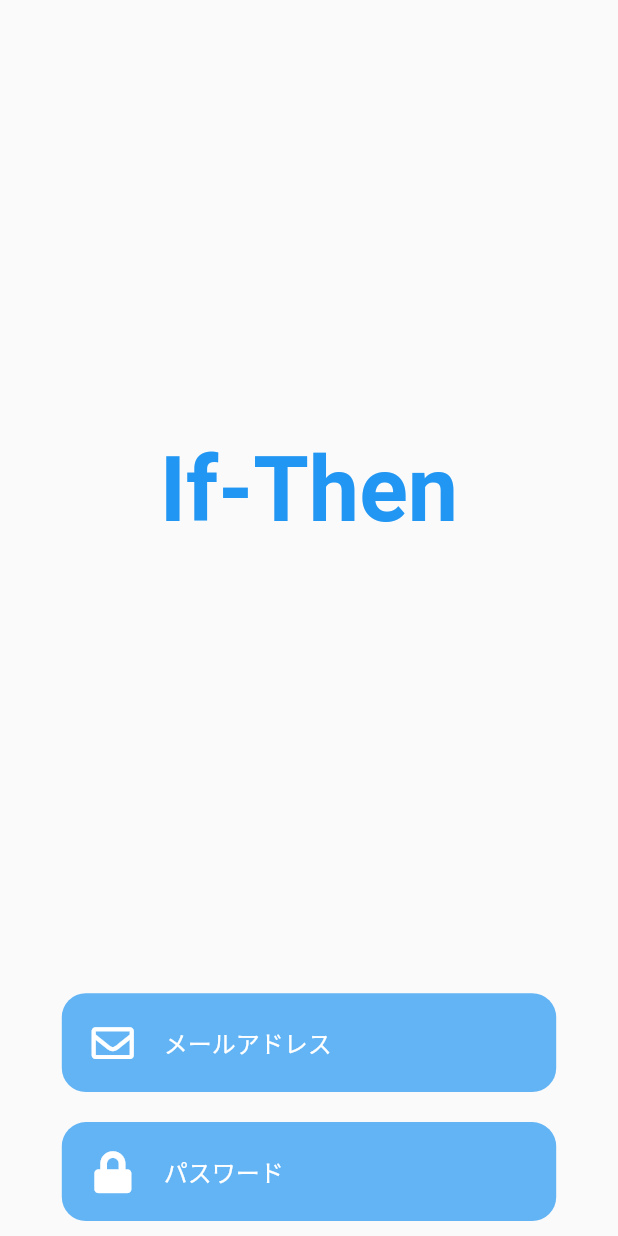
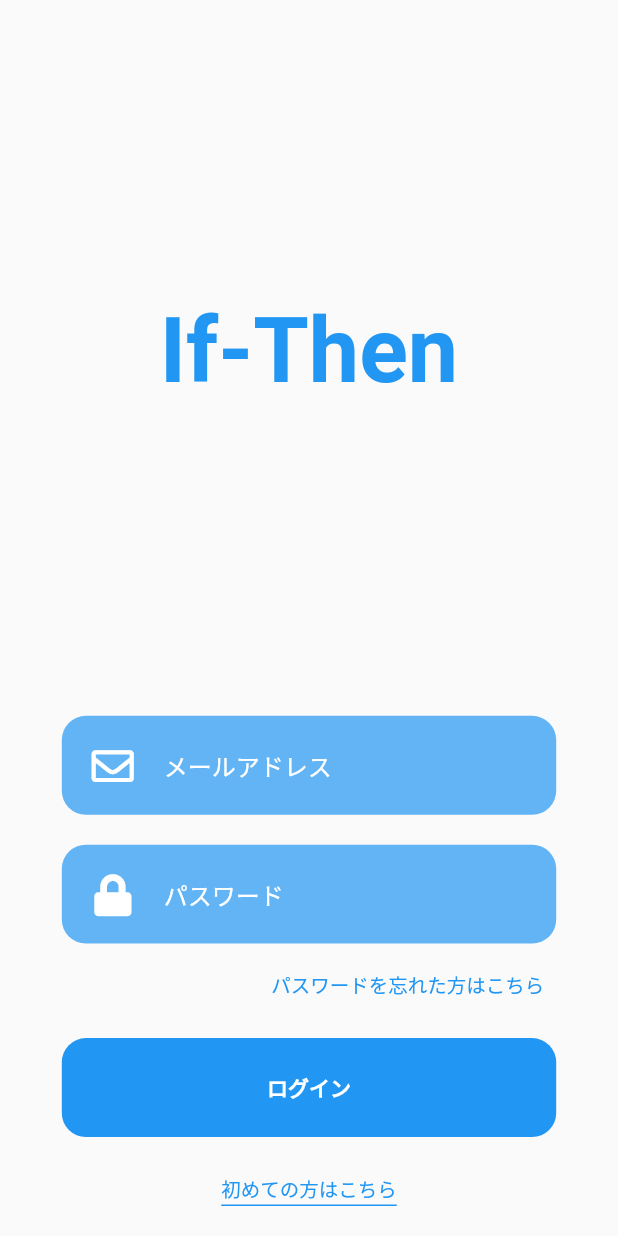
Before and after one commit to shimizu-saffle/if_then_app, a Flutter app: the screen it shows after launch, on a phone screen of 412 x 824 dp. Run offline on Flutter 3.47's test engine with Material 2 defaults, Android fonts, the phone set to English and light mode, and no system bars; our stand-ins replace cloud_firestore, firebase_auth, firebase_core, flutter_riverpod, font_awesome_flutter; accounts and stored records are empty.

Commit message:
widgetフォルダを作成してディレクトリを整理

```diff
--- /dev/null
+++ b/lib/controllers/pallete.dart
@@ -0,0 +1,8 @@
+import 'package:flutter/cupertino.dart';
+import 'package:flutter/material.dart';
+
+const TextStyle kBodyText =
+    TextStyle(fontSize: 13, color: Colors.blue, height: 1.5);
+
+const Color kWhite = Colors.white;
+const Color kBlue = Colors.blue;
--- a/lib/views/entrance_page.dart
+++ b/lib/views/entrance_page.dart
@@ -1,7 +1,9 @@
-import 'dart:ffi';
-
 import 'package:flutter/material.dart';
 import 'package:font_awesome_flutter/font_awesome_flutter.dart';
+import 'package:if_then_app/controllers/pallete.dart';
+import 'package:if_then_app/widgets/password-input.dart';
+import 'package:if_then_app/widgets/rounded-button.dart';
+import 'package:if_then_app/widgets/text-input.dart';
 
 class EntrancePage extends StatelessWidget {
   @override
@@ -20,6 +22,9 @@ class EntrancePage extends StatelessWidget {
               ),
             ),
           ),
+          Column(
+            crossAxisAlignment: CrossAxisAlignment.end,
+            children: [
               TextInputField(
                 icon: FontAwesomeIcons.envelope,
                 hint: 'メールアドレス',
@@ -30,117 +35,35 @@ class EntrancePage extends StatelessWidget {
                 icon: FontAwesomeIcons.lock,
                 hint: 'パスワード',
                 inputType: TextInputType.emailAddress,
-            inputAction: TextInputAction.next,
+                inputAction: TextInputAction.done,
               ),
+              Padding(
+                padding: const EdgeInsets.fromLTRB(8, 8, 8, 0),
+                child: Text(
+                  'パスワードを忘れた方はこちら',
+                  style: kBodyText,
+                ),
+              ),
+              SizedBox(
+                height: 25,
+              ),
+              RoundedButton(buttonName: 'ログイン'),
+              SizedBox(height: 25),
+            ],
+          ),
+          Container(
+            child: Text(
+              '初めての方はこちら',
+              style: kBodyText,
+            ),
+            decoration: BoxDecoration(
+                border: Border(bottom: BorderSide(width: 1, color: kBlue))),
+          ),
+          SizedBox(
+            height: 20,
+          )
         ],
       ),
     );
   }
 }
-
-class PasswordInput extends StatelessWidget {
-  const PasswordInput({
-    Key? key,
-    required this.icon,
-    required this.hint,
-    this.inputType,
-    this.inputAction,
-  }) : super(key: key);
-
-  final IconData? icon;
-  final String? hint;
-  final TextInputType? inputType;
-  final TextInputAction? inputAction;
-
-  @override
-  Widget build(BuildContext context) {
-    Size size = MediaQuery.of(context).size;
-    return Padding(
-      padding: const EdgeInsets.symmetric(vertical: 10.0),
-      child: Container(
-        height: size.height * 0.08,
-        width: size.width * 0.8,
-        decoration: BoxDecoration(
-          color: Colors.blue.withOpacity(0.7),
-          borderRadius: BorderRadius.circular(16),
-        ),
-        child: Center(
-          child: TextField(
-            decoration: InputDecoration(
-              border: InputBorder.none,
-              prefixIcon: Padding(
-                padding: const EdgeInsets.symmetric(
-                  horizontal: 20.0,
-                ),
-                child: Icon(
-                  icon,
-                  size: 28,
-                  color: Colors.white,
-                ),
-              ),
-              hintText: hint,
-              hintStyle: TextStyle(color: Colors.white),
-            ),
-            obscureText: true,
-            style: TextStyle(color: Colors.white),
-            keyboardType: inputType,
-            textInputAction: inputAction,
-          ),
-        ),
-      ),
-    );
-  }
-}
-
-class TextInputField extends StatelessWidget {
-  const TextInputField({
-    Key? key,
-    required this.icon,
-    required this.hint,
-    this.inputType,
-    this.inputAction,
-  }) : super(key: key);
-
-  final IconData? icon;
-  final String? hint;
-  final TextInputType? inputType;
-  final TextInputAction? inputAction;
-
-  @override
-  Widget build(BuildContext context) {
-    Size size = MediaQuery.of(context).size;
-    return Padding(
-      padding: const EdgeInsets.symmetric(vertical: 10.0),
-      child: Container(
-        height: size.height * 0.08,
-        width: size.width * 0.8,
-        decoration: BoxDecoration(
-          color: Colors.blue.withOpacity(0.7),
-          borderRadius: BorderRadius.circular(16),
-        ),
-        child: Center(
-          child: TextField(
-            decoration: InputDecoration(
-              border: InputBorder.none,
-              prefixIcon: Padding(
-                padding: const EdgeInsets.symmetric(
-                  horizontal: 20.0,
-                ),
-                child: Icon(
-                  icon,
-                  size: 28,
-                  color: Colors.white,
-                ),
-              ),
-              hintText: hint,
-              hintStyle: TextStyle(color: Colors.white),
-            ),
-            style: TextStyle(color: Colors.white),
-            keyboardType: inputType,
-            textInputAction: inputAction,
-          ),
-        ),
-      ),
-    );
-  }
-}
--- /dev/null
+++ b/lib/widgets/password-input.dart
@@ -0,0 +1,55 @@
+import 'package:flutter/material.dart';
+
+class PasswordInput extends StatelessWidget {
+  const PasswordInput({
+    Key? key,
+    required this.icon,
+    required this.hint,
+    this.inputType,
+    this.inputAction,
+  }) : super(key: key);
+
+  final IconData? icon;
+  final String? hint;
+  final TextInputType? inputType;
+  final TextInputAction? inputAction;
+
+  @override
+  Widget build(BuildContext context) {
+    Size size = MediaQuery.of(context).size;
+    return Padding(
+      padding: const EdgeInsets.symmetric(vertical: 10.0),
+      child: Container(
+        height: size.height * 0.08,
+        width: size.width * 0.8,
+        decoration: BoxDecoration(
+          color: Colors.blue.withOpacity(0.7),
+          borderRadius: BorderRadius.circular(16),
+        ),
+        child: Center(
+          child: TextField(
+            decoration: InputDecoration(
+              border: InputBorder.none,
+              prefixIcon: Padding(
+                padding: const EdgeInsets.symmetric(
+                  horizontal: 20.0,
+                ),
+                child: Icon(
+                  icon,
+                  size: 28,
+                  color: Colors.white,
+                ),
+              ),
+              hintText: hint,
+              hintStyle: TextStyle(color: Colors.white),
+            ),
+            obscureText: true,
+            style: TextStyle(color: Colors.white),
+            keyboardType: inputType,
+            textInputAction: inputAction,
+          ),
+        ),
+      ),
+    );
+  }
+}
--- /dev/null
+++ b/lib/widgets/rounded-button.dart
@@ -0,0 +1,30 @@
+import 'package:flutter/material.dart';
+
+class RoundedButton extends StatelessWidget {
+  const RoundedButton({Key? key, required this.buttonName}) : super(key: key);
+
+  final String? buttonName;
+
+  @override
+  Widget build(BuildContext context) {
+    Size size = MediaQuery.of(context).size;
+    return Container(
+      height: size.height * 0.08,
+      width: size.width * 0.8,
+      decoration: BoxDecoration(
+        borderRadius: BorderRadius.circular(16),
+        color: Colors.blue,
+      ),
+      child: TextButton(
+        onPressed: () {},
+        child: Text(
+          buttonName!,
+          style: TextStyle(
+            color: Colors.white,
+            fontWeight: FontWeight.bold,
+          ),
+        ),
+      ),
+    );
+  }
+}
--- /dev/null
+++ b/lib/widgets/text-input.dart
@@ -0,0 +1,54 @@
+import 'package:flutter/material.dart';
+
+class TextInputField extends StatelessWidget {
+  const TextInputField({
+    Key? key,
+    required this.icon,
+    required this.hint,
+    this.inputType,
+    this.inputAction,
+  }) : super(key: key);
+
+  final IconData? icon;
+  final String? hint;
+  final TextInputType? inputType;
+  final TextInputAction? inputAction;
+
+  @override
+  Widget build(BuildContext context) {
+    Size size = MediaQuery.of(context).size;
+    return Padding(
+      padding: const EdgeInsets.symmetric(vertical: 10.0),
+      child: Container(
+        height: size.height * 0.08,
+        width: size.width * 0.8,
+        decoration: BoxDecoration(
+          color: Colors.blue.withOpacity(0.7),
+          borderRadius: BorderRadius.circular(16),
+        ),
+        child: Center(
+          child: TextField(
+            decoration: InputDecoration(
+              border: InputBorder.none,
+              prefixIcon: Padding(
+                padding: const EdgeInsets.symmetric(
+                  horizontal: 20.0,
+                ),
+                child: Icon(
+                  icon,
+                  size: 28,
+                  color: Colors.white,
+                ),
+              ),
+              hintText: hint,
+              hintStyle: TextStyle(color: Colors.white),
+            ),
+            style: TextStyle(color: Colors.white),
+            keyboardType: inputType,
+            textInputAction: inputAction,
+          ),
+        ),
+      ),
+    );
+  }
+}
```
Lines whose indentation alone changed are shown as unchanged.
